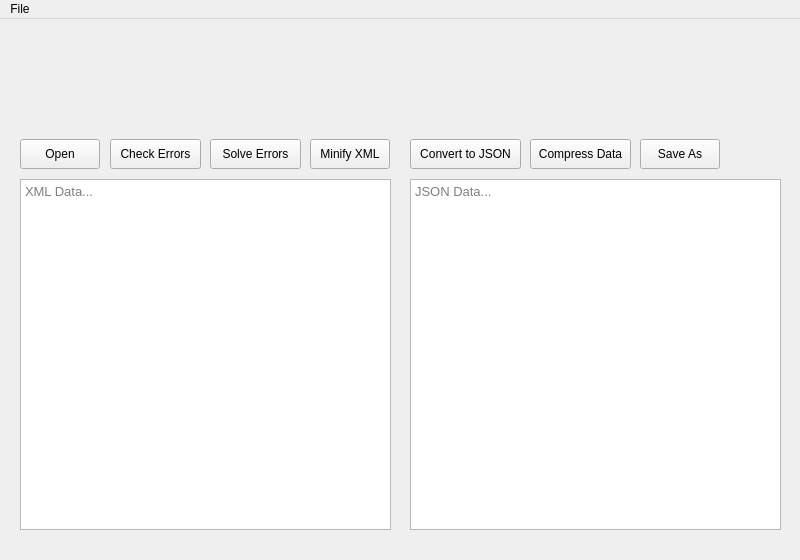
Qt form MainUI.ui (Hazem-ali/XML_Editor_Master) before a commit.
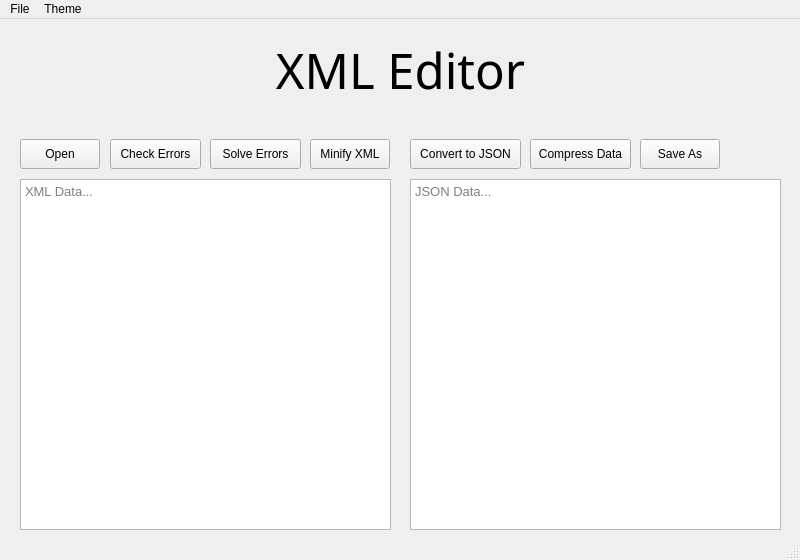
The same form after that commit. Icons and pictures are not drawn.

Commit message: Adding Dark Theme

The edit to the form file:
```diff
--- a/MainUI.ui
+++ b/MainUI.ui
@@ -172,6 +172,34 @@
      <string>Save As</string>
     </property>
    </widget>
+   <widget class="QLabel" name="Title">
+    <property name="geometry">
+     <rect>
+      <x>230</x>
+      <y>20</y>
+      <width>341</width>
+      <height>61</height>
+     </rect>
+    </property>
+    <property name="font">
+     <font>
+      <family>Lucida Handwriting</family>
+      <pointsize>37</pointsize>
+      <weight>50</weight>
+      <italic>false</italic>
+      <bold>false</bold>
+     </font>
+    </property>
+    <property name="autoFillBackground">
+     <bool>false</bool>
+    </property>
+    <property name="text">
+     <string>XML Editor</string>
+    </property>
+    <property name="alignment">
+     <set>Qt::AlignCenter</set>
+    </property>
+   </widget>
   </widget>
   <widget class="QMenuBar" name="menubar">
    <property name="geometry">
@@ -192,8 +220,17 @@
     <addaction name="separator"/>
     <addaction name="actionClose"/>
    </widget>
+   <widget class="QMenu" name="menuTheme">
+    <property name="title">
+     <string>Theme</string>
+    </property>
+    <addaction name="actionLight"/>
+    <addaction name="actionDark"/>
+   </widget>
    <addaction name="menuOpen"/>
+   <addaction name="menuTheme"/>
   </widget>
+  <widget class="QStatusBar" name="statusBar"/>
   <action name="actionOpen">
    <property name="text">
     <string>Open</string>
```
Left out of the diff: 24 changed lines with no effect on the pictures. The commit also changes 2 other files.
